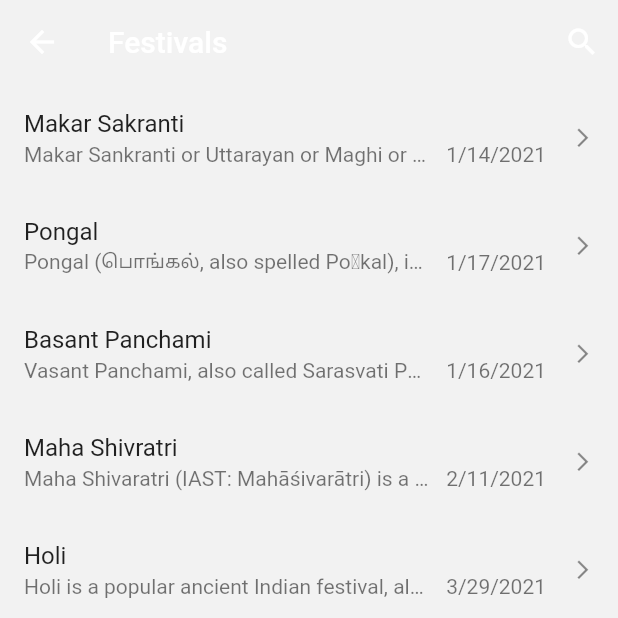
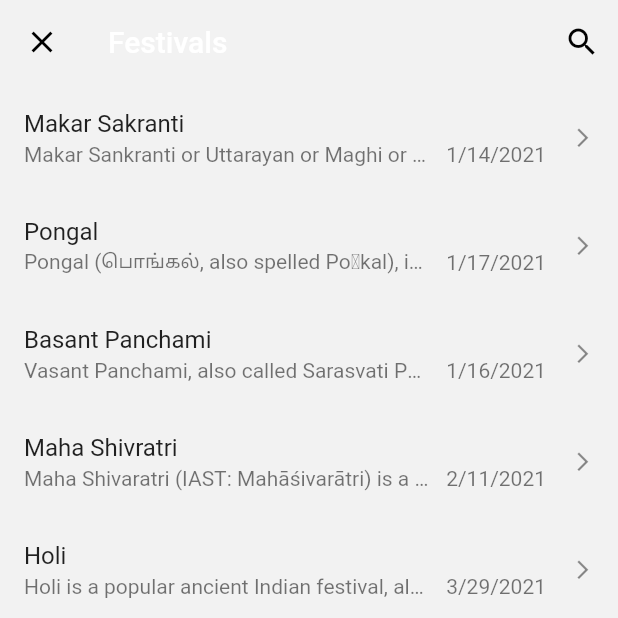
Before and after one commit to dipanshparmar/cpuh-client-app, a Flutter app: the FestivalsPage screen opened by its route, on a phone screen of 412 x 824 dp, the top half of it. Run offline on Flutter 3.47's test engine with Material 2 defaults, Android fonts, the phone set to English and light mode, and no system bars; our stand-ins replace share_plus, table_calendar.

Commit message:
added color updates according to theme

```diff
--- a/lib/pages/festivals_page.dart
+++ b/lib/pages/festivals_page.dart
@@ -25,12 +25,18 @@ class FestivalsPage extends StatelessWidget {
       appBar: AppBar(
         backgroundColor: Colors.transparent,
         elevation: 0,
+        leading: IconButton(
+          icon: const Icon(Icons.close),
+          color: Theme.of(context).iconTheme.color,
+          onPressed: () => Navigator.pop(context),
+        ),
         title: Text(
           'Festivals',
           style: TextStyle(color: Theme.of(context).backgroundColor),
         ),
         actions: [
           IconButton(
+            color: Theme.of(context).iconTheme.color,
             onPressed: () => Navigator.pushNamed(
               context,
               SearchPage.routeName,
```
